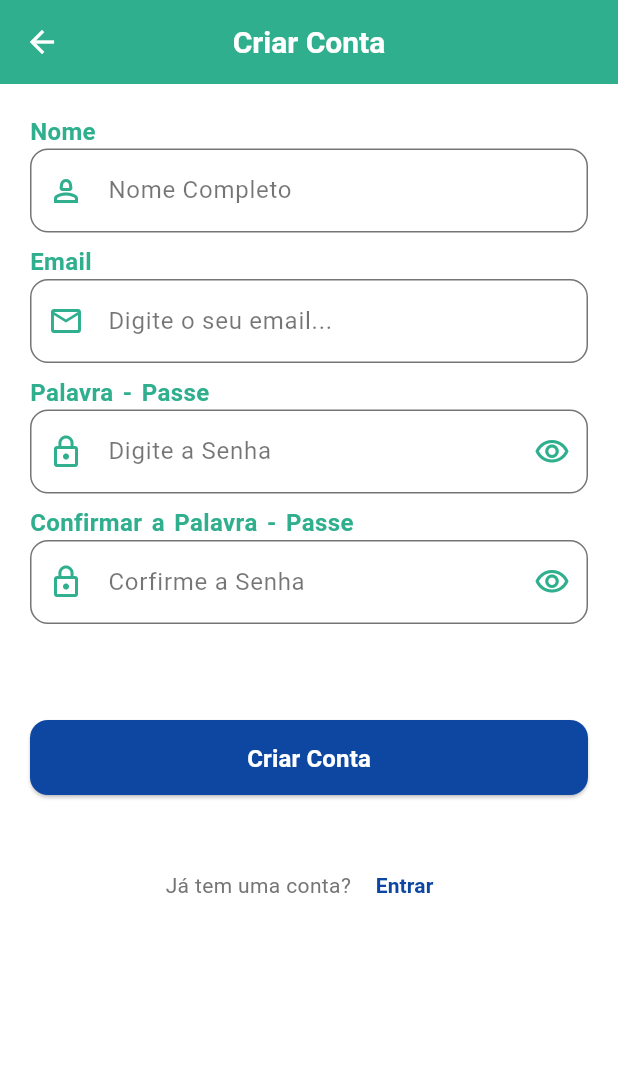
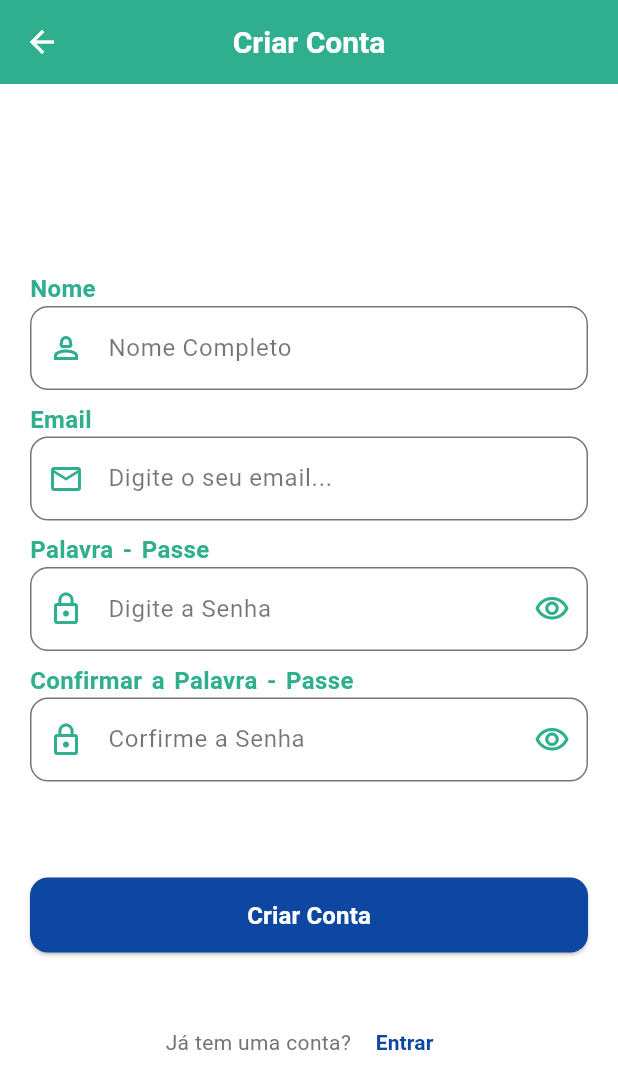
Before and after one commit to Allucardios/PIBB---Church-Management-System-, a Flutter app: the screen it shows after launch, after a tap on "Entrar", after a tap on "Criar Conta", on a phone screen of 412 x 824 dp. Shown: the top 1089 px of the screen. Run offline on Flutter 3.47's test engine with Material 3 defaults, Android fonts, the phone set to English and light mode, and no system bars; our stand-ins replace connectivity_plus, flutter_riverpod, pdf, printing, riverpod_annotation, share_plus and 2 more; accounts and stored records are empty; generated files the repository leaves out were written again.

Commit message:
Actualização final da Versão 1.0.1

```diff
--- a/lib/main.dart
+++ b/lib/main.dart
@@ -25,7 +25,18 @@ class MyApp extends StatelessWidget {
       title: AppConfig.appName,
       debugShowCheckedModeBanner: false,
       theme: AppTheme.light,
-      builder: (context, child) => ConnectivityGate(child: child!),
+      builder: (context, child) {
+        final data = MediaQuery.of(context);
+        return MediaQuery(
+          data: data.copyWith(
+            textScaler: data.textScaler.clamp(
+              minScaleFactor: 1.0,
+              maxScaleFactor: 1.25,
+            ),
+          ),
+          child: ConnectivityGate(child: child!),
+        );
+      },
       home: const AuthGate(),
     );
   }
--- a/lib/ui/auth/sign_in.dart
+++ b/lib/ui/auth/sign_in.dart
@@ -48,6 +48,12 @@ class _SignInState extends ConsumerState<SignIn> {
       body: SafeArea(
         child: Center(
           child: SingleChildScrollView(
+            child: ConstrainedBox(
+              constraints: BoxConstraints(
+                maxWidth: MediaQuery.of(context).size.width > 600
+                    ? MediaQuery.of(context).size.width * 0.7
+                    : double.infinity,
+              ),
               child: Column(
                 children: [
                   SizedBox(
@@ -68,7 +74,7 @@ class _SignInState extends ConsumerState<SignIn> {
                           padding: const EdgeInsets.only(bottom: 12),
                           child: Card(
                             child: Padding(
-                            padding: const EdgeInsets.all(12),
+                              padding: const EdgeInsets.all(20),
                               child: Form(
                                 key: key,
                                 child: Column(
@@ -158,7 +164,9 @@ class _SignInState extends ConsumerState<SignIn> {
                           children: [
                             TextButton(
                               onPressed: () => Navigator.of(context).push(
-                              MaterialPageRoute(builder: (_) => const SignUp()),
+                                MaterialPageRoute(
+                                  builder: (_) => const SignUp(),
+                                ),
                               ),
                               child: const Text(
                                 'Criar Conta',
@@ -184,6 +192,7 @@ class _SignInState extends ConsumerState<SignIn> {
             ),
           ),
         ),
+      ),
     );
   }
 }
--- a/lib/ui/auth/sign_up.dart
+++ b/lib/ui/auth/sign_up.dart
@@ -58,12 +58,22 @@ class _SignUpState extends ConsumerState<SignUp> {
 
     return Scaffold(
       appBar: AppBar(title: const Text('Criar Conta'), centerTitle: true),
-      body: SingleChildScrollView(
+      body: Center(
+        child: SingleChildScrollView(
           physics: const AlwaysScrollableScrollPhysics(),
+          child: ConstrainedBox(
+            constraints: BoxConstraints(
+              maxWidth: MediaQuery.of(context).size.width > 600
+                  ? MediaQuery.of(context).size.width * 0.7
+                  : double.infinity,
+            ),
             child: Column(
               children: [
                 Padding(
-              padding: const EdgeInsets.symmetric(horizontal: 20, vertical: 20),
+                  padding: const EdgeInsets.symmetric(
+                    horizontal: 20,
+                    vertical: 20,
+                  ),
                   child: Form(
                     key: _key,
                     child: Column(
@@ -162,6 +172,8 @@ class _SignUpState extends ConsumerState<SignUp> {
               ],
             ),
           ),
+        ),
+      ),
     );
   }
 }
--- a/lib/ui/home/home.dart
+++ b/lib/ui/home/home.dart
@@ -53,9 +53,14 @@ class _HomePageState extends ConsumerState<HomePage> {
       body: Row(
         children: [
           if (isDesktop)
-            SizedBox(
-              width: 300,
-              child: MyDrawer(currentPage: _page, onPageChanged: _goToPage),
+            Builder(
+              builder: (context) {
+                final width = MediaQuery.of(context).size.width;
+                return SizedBox(
+                  width: width * 0.25 > 300 ? 300 : width * 0.25,
+                  child: MyDrawer(currentPage: _page, onPageChanged: _goToPage),
+                );
+              },
             ),
           Expanded(
             child: IndexedStack(index: _page, children: _screens),
```
Also changed, not shown: 2 other files. Lines whose indentation alone changed are shown as unchanged.
